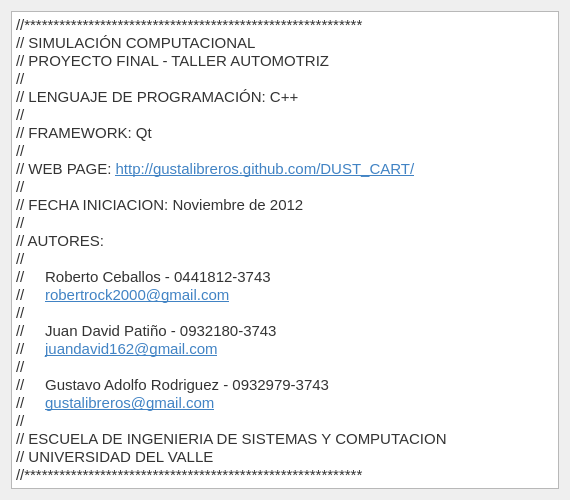
josenobile/TALLER_AUTOMOTRIZ, file src/gui/about.ui: the form before one commit.
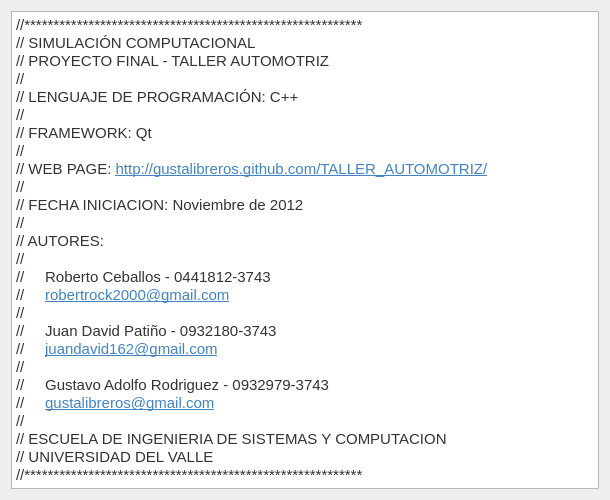
The form after the commit.

```diff
--- a/src/gui/about.ui
+++ b/src/gui/about.ui
@@ -6,7 +6,7 @@
    <rect>
     <x>0</x>
     <y>0</y>
-    <width>570</width>
+    <width>610</width>
     <height>500</height>
    </rect>
   </property>
@@ -16,9 +16,15 @@
     <verstretch>0</verstretch>
    </sizepolicy>
   </property>
+  <property name="minimumSize">
+   <size>
+    <width>610</width>
+    <height>500</height>
+   </size>
+  </property>
   <property name="maximumSize">
    <size>
-    <width>600</width>
+    <width>610</width>
     <height>500</height>
    </size>
   </property>
@@ -44,7 +50,7 @@
 &lt;p style=&quot; margin-top:0px; margin-bottom:0px; margin-left:0px; margin-right:0px; -qt-block-indent:0; text-indent:0px;&quot;&gt;&lt;span style=&quot; font-family:'Consolas,Liberation Mono,Courier,monospace'; color:#333333;&quot;&gt;// &lt;/span&gt;&lt;/p&gt;
 &lt;p style=&quot; margin-top:0px; margin-bottom:0px; margin-left:0px; margin-right:0px; -qt-block-indent:0; text-indent:0px;&quot;&gt;&lt;span style=&quot; font-family:'Consolas,Liberation Mono,Courier,monospace'; color:#333333;&quot;&gt;// FRAMEWORK: Qt&lt;/span&gt;&lt;/p&gt;
 &lt;p style=&quot; margin-top:0px; margin-bottom:0px; margin-left:0px; margin-right:0px; -qt-block-indent:0; text-indent:0px;&quot;&gt;&lt;span style=&quot; font-family:'Consolas,Liberation Mono,Courier,monospace'; color:#333333;&quot;&gt;//&lt;/span&gt;&lt;/p&gt;
-&lt;p style=&quot; margin-top:0px; margin-bottom:0px; margin-left:0px; margin-right:0px; -qt-block-indent:0; text-indent:0px;&quot;&gt;&lt;span style=&quot; font-family:'Consolas,Liberation Mono,Courier,monospace'; color:#333333;&quot;&gt;// WEB PAGE: &lt;/span&gt;&lt;a href=&quot;http://gustalibreros.github.com/DUST_CART/&quot;&gt;&lt;span style=&quot; font-family:'Consolas,Liberation Mono,Courier,monospace'; text-decoration: underline; color:#4183c4;&quot;&gt;http://gustalibreros.github.com/DUST_CART/&lt;/span&gt;&lt;/a&gt;&lt;/p&gt;
+&lt;p style=&quot; margin-top:0px; margin-bottom:0px; margin-left:0px; margin-right:0px; -qt-block-indent:0; text-indent:0px;&quot;&gt;&lt;span style=&quot; font-family:'Consolas,Liberation Mono,Courier,monospace'; color:#333333;&quot;&gt;// WEB PAGE: &lt;/span&gt;&lt;a href=&quot;http://gustalibreros.github.com/TALLER_AUTOMOTRIZ/&quot;&gt;&lt;span style=&quot; font-family:'Consolas,Liberation Mono,Courier,monospace'; text-decoration: underline; color:#4183c4;&quot;&gt;http://gustalibreros.github.com/TALLER_AUTOMOTRIZ/&lt;/span&gt;&lt;/a&gt;&lt;/p&gt;
 &lt;p style=&quot; margin-top:0px; margin-bottom:0px; margin-left:0px; margin-right:0px; -qt-block-indent:0; text-indent:0px;&quot;&gt;&lt;span style=&quot; font-family:'Consolas,Liberation Mono,Courier,monospace'; color:#333333;&quot;&gt;//&lt;/span&gt;&lt;/p&gt;
 &lt;p style=&quot; margin-top:0px; margin-bottom:0px; margin-left:0px; margin-right:0px; -qt-block-indent:0; text-indent:0px;&quot;&gt;&lt;span style=&quot; font-family:'Consolas,Liberation Mono,Courier,monospace'; color:#333333;&quot;&gt;// FECHA INICIACION: Noviembre de 2012&lt;/span&gt;&lt;/p&gt;
 &lt;p style=&quot; margin-top:0px; margin-bottom:0px; margin-left:0px; margin-right:0px; -qt-block-indent:0; text-indent:0px;&quot;&gt;&lt;span style=&quot; font-family:'Consolas,Liberation Mono,Courier,monospace'; color:#333333;&quot;&gt;//&lt;/span&gt;&lt;/p&gt;
```
